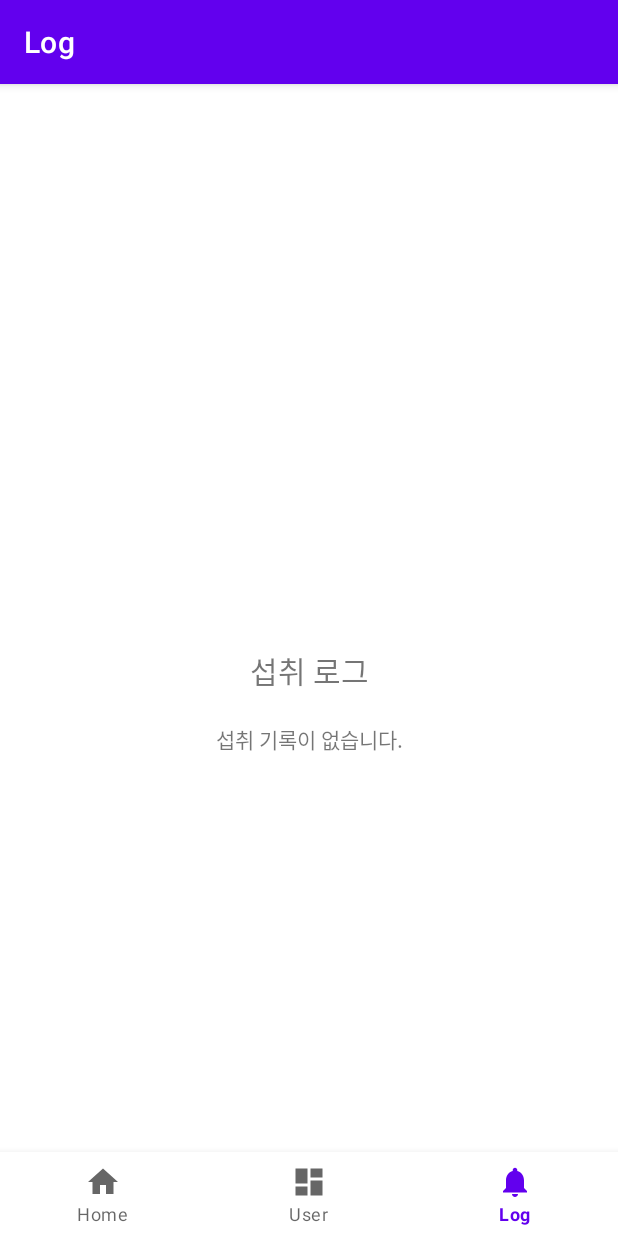
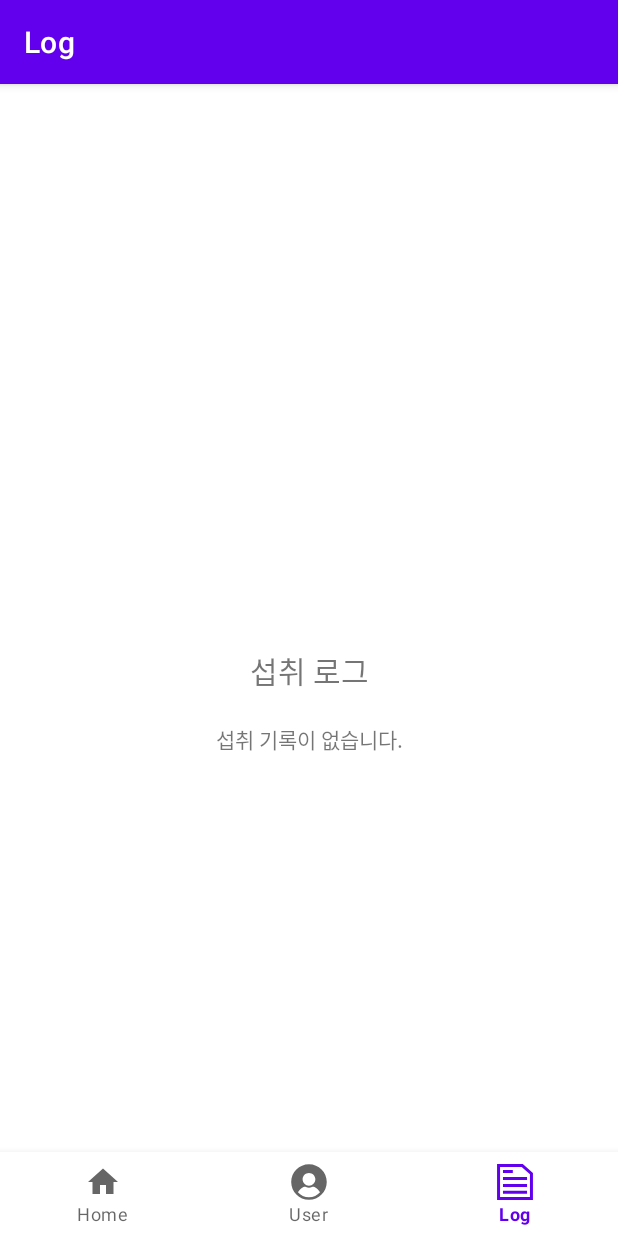
Before and after one commit to dltmdgjs/NutritionPredictorApp, an Android app: the screen it shows after launch (MainActivity), item 3 of the bottom bar chosen, on a phone screen of 412 x 824 dp. Run offline under Robolectric (Android 15) with nearby library versions, the phone set to English and light mode, and no system bars; our stand-ins replace navigation-ui; libraries missing offline, so code that uses them is left out: org.tensorflow.lite; 2 statements that could not run were skipped.

Commit message:
refactor: 하단 네비게이션 바 아이콘 변경

```diff
--- a/app/src/main/res/drawable/ic_log_black_24dp.xml
+++ b/app/src/main/res/drawable/ic_log_black_24dp.xml
@@ -1,9 +1,7 @@
-<vector xmlns:android="http://schemas.android.com/apk/res/android"
-    android:width="24dp"
-    android:height="24dp"
-    android:viewportWidth="24.0"
-    android:viewportHeight="24.0">
-    <path
-        android:fillColor="#FF000000"
-        android:pathData="M12,22c1.1,0 2,-0.9 2,-2h-4c0,1.1 0.89,2 2,2zM18,16v-5c0,-3.07 -1.64,-5.64 -4.5,-6.32L13.5,4c0,-0.83 -0.67,-1.5 -1.5,-1.5s-1.5,0.67 -1.5,1.5v0.68C7.63,5.36 6,7.92 6,11v5l-2,2v1h16v-1l-2,-2z" />
+<vector xmlns:android="http://schemas.android.com/apk/res/android" android:height="24dp" android:viewportHeight="1024" android:viewportWidth="1024" android:width="24dp">
+
+    <path android:fillColor="#FF000000" android:pathData="M733.1,1.7L1.7,1.7v1020.6h1020.6v-765.4zM937.2,937.2h-850.5v-850.5h614.9l235.6,206.7z"/>
+
+    <path android:fillColor="#FF000000" android:pathData="M170.1,171.8h279.8v85H170.1zM170.1,372.5h683.8v85H170.1zM170.1,567.3h683.8v85H170.1zM170.1,762h683.8v85H170.1z"/>
+
 </vector>
--- a/app/src/main/res/drawable/ic_user_black_24dp.xml
+++ b/app/src/main/res/drawable/ic_user_black_24dp.xml
@@ -1,9 +1,5 @@
-<vector xmlns:android="http://schemas.android.com/apk/res/android"
-    android:width="24dp"
-    android:height="24dp"
-    android:viewportWidth="24.0"
-    android:viewportHeight="24.0">
-    <path
-        android:fillColor="#FF000000"
-        android:pathData="M3,13h8L11,3L3,3v10zM3,21h8v-6L3,15v6zM13,21h8L21,11h-8v10zM13,3v6h8L21,3h-8z" />
+<vector xmlns:android="http://schemas.android.com/apk/res/android" android:height="24dp" android:viewportHeight="256" android:viewportWidth="256" android:width="24dp">
+
+    <path android:fillColor="#000000" android:fillType="nonZero" android:pathData="M127.86,1.41C58.02,1.41 1.41,58.02 1.41,127.86c0,69.84 56.61,126.45 126.45,126.45s126.45,-56.61 126.45,-126.45C254.31,58.02 197.69,1.41 127.86,1.41zM127.86,63.25c25.01,0 45.35,20.35 45.35,45.35c0,25.01 -20.35,45.35 -45.35,45.35c-25.01,0 -45.35,-20.34 -45.35,-45.35C82.5,83.59 102.85,63.25 127.86,63.25zM127.86,237.01c-31.29,0 -59.36,-13.73 -78.56,-35.47c8.93,-16.16 22.88,-29.44 39.48,-37.49c5.65,-2.74 12.23,-2.69 18.08,0.12c6.58,3.16 13.65,4.77 21,4.77c7.35,0 14.42,-1.6 21,-4.77c5.85,-2.81 12.44,-2.85 18.08,-0.12c16.6,8.05 30.55,21.33 39.48,37.49C187.21,223.28 159.15,237.01 127.86,237.01z" android:strokeColor="#00000000" android:strokeLineCap="butt" android:strokeLineJoin="miter" android:strokeWidth="2.81"/>
+
 </vector>
```
